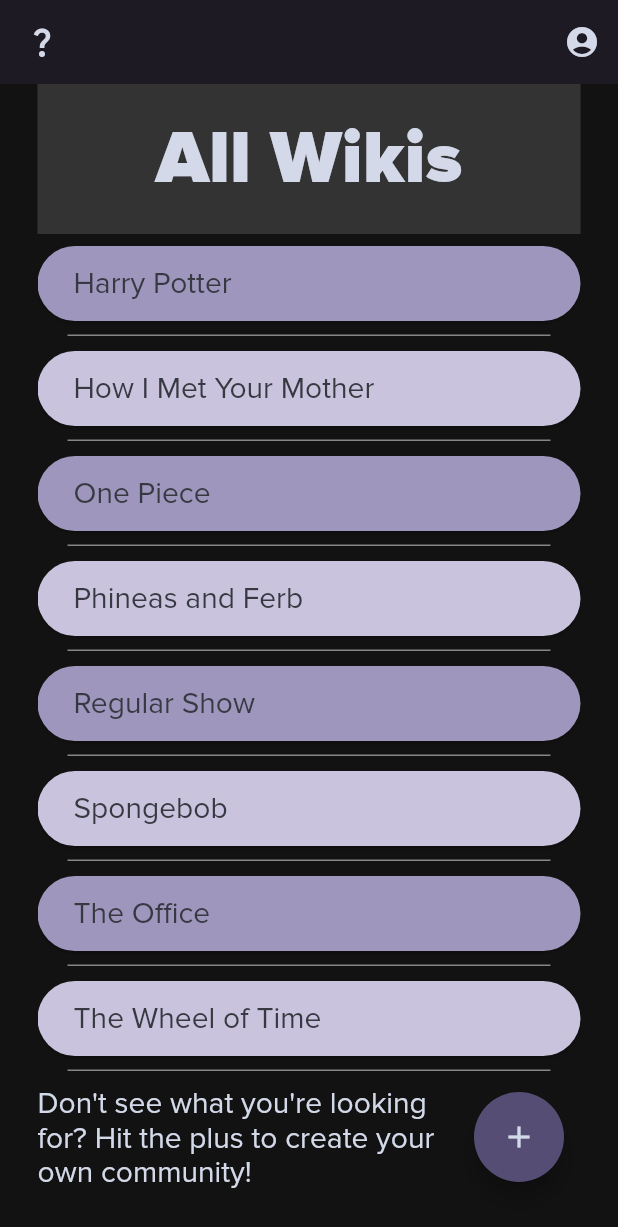
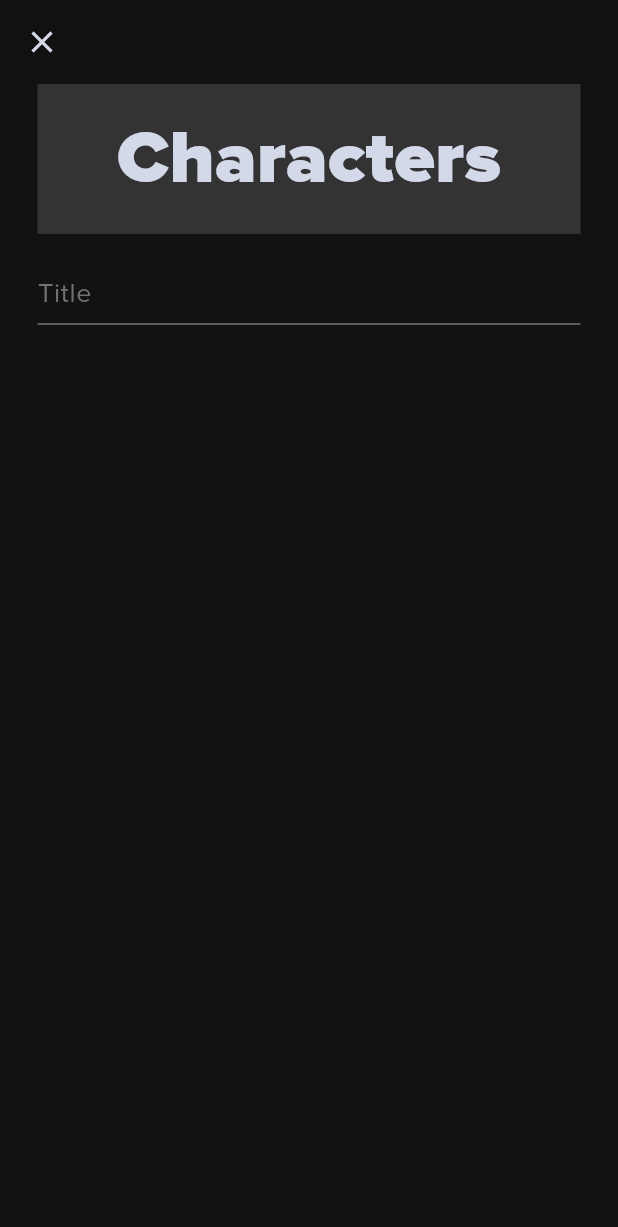
Before and after one commit to AndrewOneal/capstone, a Flutter app: the WikiListPage screen opened directly, scrolled down 272 dp, after a tap on the "add" icon, on a phone screen of 412 x 824 dp. Shown: the top 1227 px of the screen. Run offline on Flutter 3.47's test engine with Material 3 defaults, Android fonts, the phone set to English and light mode, and no system bars; our stand-ins replace shared_preferences; accounts and stored records are empty.

Commit message:
Added quill and started creation page

```diff
--- /dev/null
+++ b/lib/Pages/CRUD/new_wiki.dart
@@ -0,0 +1,66 @@
+import 'package:flutter/material.dart';
+import 'package:capstone/Utilities/global.dart';
+
+class NewWiki extends StatefulWidget {
+  const NewWiki({super.key});
+
+  @override
+  _NewWikiState createState() => _NewWikiState();
+}
+
+class _NewWikiState extends State<NewWiki> {
+  final _formKey = GlobalKey<FormState>();
+  final _titleController = TextEditingController();
+
+  @override
+  Widget build(BuildContext context) {
+    final Global global = Global();
+    final EdgeInsets sideMargins = global.sideMargins;
+    return Scaffold(
+      appBar: AppBar(
+        leading: IconButton(
+          icon: const Icon(Icons.clear),
+          onPressed: () {
+            Navigator.pop(
+              context,
+            );
+          },
+        ),
+      ),
+      body: Center(
+        child: Padding(
+          padding: sideMargins,
+          child: Stack(
+            children: <Widget>[
+              Column(
+                mainAxisAlignment: MainAxisAlignment.start,
+                children: <Widget>[
+                  const ListTitle(title: "Characters"),
+                  Form(
+                    key: _formKey,
+                    child: Column(
+                      children: <Widget>[
+                        TextFormField(
+                          controller: _titleController,
+                          decoration: InputDecoration(
+                            labelText: 'Title',
+                          ),
+                          validator: (value) {
+                            if (value!.isEmpty) {
+                              return 'Please enter a title';
+                            }
+                            return null;
+                          },
+                        ),
+                      ],
+                    ),
+                  ),
+                ],
+              ),
+            ],
+          ),
+        ),
+      ),
+    );
+  }
+}
--- a/lib/Pages/wiki_list.dart
+++ b/lib/Pages/wiki_list.dart
@@ -3,6 +3,7 @@
 import 'package:capstone/Pages/tutorial.dart';
 import 'package:capstone/Utilities/global.dart';
 import 'package:capstone/Pages/Wiki/wiki_home.dart';
+import 'package:capstone/Pages/CRUD/new_wiki.dart';
 
 class WikiListPage extends StatelessWidget {
   const WikiListPage({Key? key}) : super(key: key);
@@ -55,7 +56,12 @@
       floatingActionButton: Padding(
         padding: const EdgeInsets.all(20),
         child: FloatingActionButton(
-          onPressed: () {},
+          onPressed: () {
+            Navigator.push(
+              context,
+              MaterialPageRoute(builder: (context) => NewWiki()),
+            );
+          },
           child: const Icon(Icons.add),
         ),
       ),
--- a/pubspec.yaml
+++ b/pubspec.yaml
@@ -36,10 +36,10 @@
   # Use with the CupertinoIcons class for iOS style icons.
   cupertino_icons: ^1.0.2
   pocketbase: ^0.18.1
-  intl: ^0.19.0
+  intl: ^0.18.1
   flutter_launcher_icons: ^0.13.1
   shared_preferences: ^2.2.2
-  flutter_quill: ^2.0.7
+  flutter_quill: ^9.3.1
 
 dev_dependencies:
   flutter_test:
```
